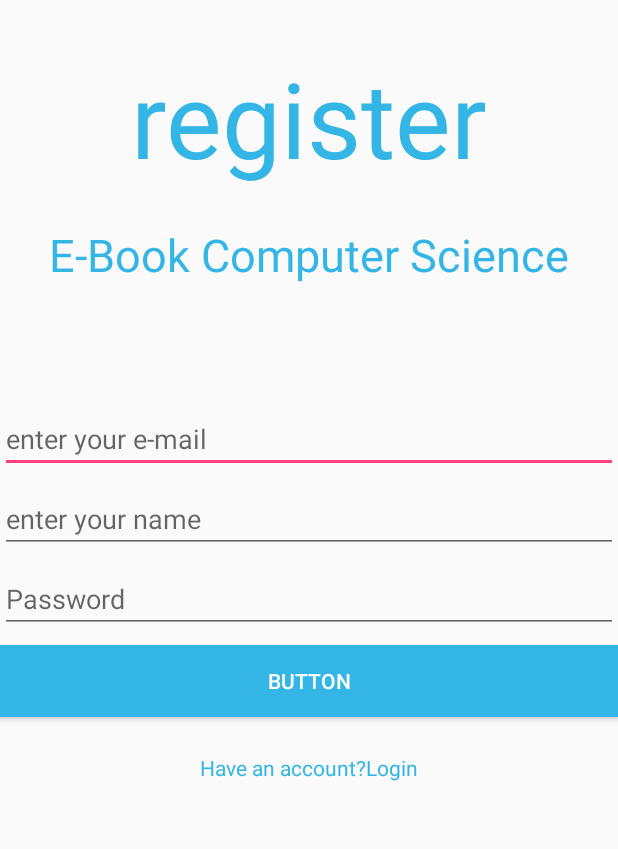
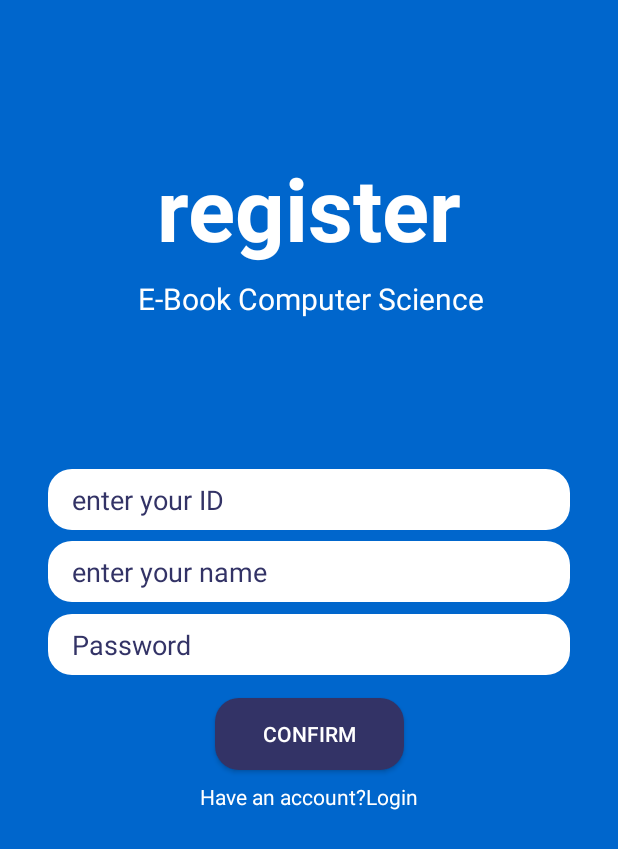
Before and after one commit to kamonlphop/finalproject, an Android app: the register screen opened directly, with no data from a screen before it, on a phone screen of 412 x 824 dp. Shown: the top 849 px of the screen. Run offline under Robolectric (Android 15) with nearby library versions, the phone set to English and light mode, and no system bars.

Commit message:
Ui login register

```diff
--- a/app/build.gradle
+++ b/app/build.gradle
@@ -26,5 +26,6 @@ dependencies {
     })
     compile 'com.android.support:appcompat-v7:25.2.0'
     compile 'com.android.support.constraint:constraint-layout:1.0.2'
+    compile 'com.android.support:design:25.3.0'
     testCompile 'junit:junit:4.12'
 }
--- a/app/src/main/AndroidManifest.xml
+++ b/app/src/main/AndroidManifest.xml
@@ -16,7 +16,11 @@
                 <category android:name="android.intent.category.LAUNCHER" />
             </intent-filter>
         </activity>
-        <activity android:name=".register"></activity>
+        <activity android:name=".register" />
+        <activity
+            android:name=".ebook"
+            android:label="@string/title_activity_ebook"
+            android:theme="@style/AppTheme"></activity>
     </application>
 
 </manifest>
--- /dev/null
+++ b/app/src/main/res/drawable/button_login_from.xml
@@ -0,0 +1,16 @@
+<?xml version="1.0" encoding="utf-8"?>
+<shape  xmlns:android="http://schemas.android.com/apk/res/android"
+    android:shape="rectangle">
+    <solid
+        android:color="@color/button"
+        />
+    <padding
+        android:left="32dp"
+        android:right="32dp"
+
+        />
+    <corners
+        android:radius="16dp"/>
+
+
+</shape>
--- /dev/null
+++ b/app/src/main/res/drawable/edtitext_login_from.xml
@@ -0,0 +1,15 @@
+<?xml version="1.0" encoding="utf-8"?>
+<shape  xmlns:android="http://schemas.android.com/apk/res/android"
+    android:shape="rectangle">
+
+    <solid
+        android:color="@color/white"/>
+    <padding
+        android:left="16dp"
+        android:top="8dp"
+        android:right="16dp"
+        android:bottom="8dp"
+        />
+    <corners
+        android:radius="16dp"/>
+</shape>
--- a/app/src/main/res/layout/activity_register.xml
+++ b/app/src/main/res/layout/activity_register.xml
@@ -4,45 +4,60 @@
     xmlns:tools="http://schemas.android.com/tools"
     android:layout_width="match_parent"
     android:layout_height="match_parent"
+    android:background="@color/www"
     tools:context="comsci.kamonlphop.finalproject.register">
 
     <TextView
         android:id="@+id/textView3"
         android:layout_width="wrap_content"
         android:layout_height="wrap_content"
-        android:layout_marginTop="32dp"
+        android:layout_marginTop="100dp"
         android:text="@string/registername"
-        android:textColor="@android:color/holo_blue_light"
-        android:textSize="@dimen/h1"
+        android:textColor="@android:color/background_light"
+        android:textSize="58sp"
+        android:textStyle="bold"
         app:layout_constraintLeft_toLeftOf="parent"
         app:layout_constraintRight_toRightOf="parent"
-        app:layout_constraintTop_toTopOf="parent" />
+        app:layout_constraintTop_toTopOf="parent"
+        app:layout_constraintHorizontal_bias="0.502" />
 
     <TextView
         android:id="@+id/textView4"
         android:layout_width="wrap_content"
         android:layout_height="wrap_content"
-        android:layout_marginTop="24dp"
+        android:layout_marginTop="8dp"
         android:text="@string/nameproject"
-        android:textColor="@android:color/holo_blue_light"
-        android:textSize="@dimen/h2"
+        android:textColor="@android:color/background_light"
+        android:textSize="20sp"
         app:layout_constraintLeft_toLeftOf="parent"
         app:layout_constraintRight_toRightOf="parent"
-        app:layout_constraintTop_toBottomOf="@+id/textView3" />
+        app:layout_constraintTop_toBottomOf="@+id/textView3"
+        app:layout_constraintHorizontal_bias="0.506" />
 
     <LinearLayout
         android:layout_width="0dp"
         android:layout_height="238dp"
         android:orientation="horizontal"
+        tools:layout_editor_absoluteX="8dp"
         tools:layout_editor_absoluteY="8dp"
-        tools:layout_editor_absoluteX="8dp"></LinearLayout>
+        android:id="@+id/linearLayout"></LinearLayout>
+
 
     <EditText
         android:id="@+id/editText3"
         android:layout_width="0dp"
         android:layout_height="wrap_content"
-        android:layout_marginTop="80dp"
-        android:hint="enter your e-mail"
+        android:layout_marginEnd="32dp"
+        android:layout_marginLeft="32dp"
+        android:layout_marginRight="32dp"
+        android:layout_marginStart="32dp"
+        android:layout_marginTop="100dp"
+        android:background="@drawable/edtitext_login_from"
+
+
+        android:hint="enter your ID"
+        android:textColorHint="@color/button"
+        app:layout_constraintHorizontal_bias="0.0"
         app:layout_constraintLeft_toLeftOf="parent"
         app:layout_constraintRight_toRightOf="parent"
         app:layout_constraintTop_toBottomOf="@+id/textView4" />
@@ -51,11 +66,17 @@
         android:id="@+id/editText5"
         android:layout_width="0dp"
         android:layout_height="wrap_content"
-        android:layout_marginTop="8dp"
+        android:layout_marginTop="7dp"
         android:hint="enter your name"
+        android:textColorHint="@color/button"
+        android:layout_marginLeft="32dp"
+        android:layout_marginRight="32dp"
+        android:background="@drawable/edtitext_login_from"
         app:layout_constraintLeft_toLeftOf="parent"
         app:layout_constraintRight_toRightOf="parent"
-        app:layout_constraintTop_toBottomOf="@+id/editText3" />
+        app:layout_constraintTop_toBottomOf="@+id/editText3"
+        android:layout_marginStart="32dp"
+        android:layout_marginEnd="32dp" />
 
     <EditText
         android:id="@+id/editText6"
@@ -64,18 +85,27 @@
         android:layout_marginTop="8dp"
         android:hint="Password"
         android:inputType="textPassword"
+        android:textColorHint="@color/button"
+        android:layout_marginLeft="32dp"
+        android:layout_marginRight="32dp"
+        android:background="@drawable/edtitext_login_from"
         app:layout_constraintLeft_toLeftOf="parent"
         app:layout_constraintRight_toRightOf="parent"
-        app:layout_constraintTop_toBottomOf="@+id/editText5" />
+        app:layout_constraintTop_toBottomOf="@+id/editText5"
+        android:layout_marginStart="32dp"
+        android:layout_marginEnd="32dp"
+        app:layout_constraintHorizontal_bias="0.0" />
 
     <Button
         android:id="@+id/button"
-        android:layout_width="0dp"
+        android:layout_width="wrap_content"
         android:layout_height="wrap_content"
-        android:layout_marginTop="8dp"
-        android:background="@android:color/holo_blue_light"
-        android:text="Button"
-        android:textColor="@android:color/background_light"
+        android:layout_marginTop="15dp"
+        android:background="@drawable/button_login_from"
+        android:backgroundTint="@color/button"
+        android:text="Confirm"
+        android:textColor="@color/white"
+        android:textColorHint="@color/white"
         app:layout_constraintLeft_toLeftOf="parent"
         app:layout_constraintRight_toRightOf="parent"
         app:layout_constraintTop_toBottomOf="@+id/editText6" />
@@ -84,16 +114,16 @@
         android:id="@+id/backtomain"
         android:layout_width="wrap_content"
         android:layout_height="wrap_content"
+        android:layout_marginEnd="8dp"
         android:layout_marginLeft="8dp"
         android:layout_marginRight="8dp"
-        android:layout_marginTop="24dp"
+        android:layout_marginStart="8dp"
         android:onClick="clickbackmain"
         android:text="@string/haveregister"
-        android:textColor="@android:color/holo_blue_light"
+        android:textColor="@color/white"
         app:layout_constraintLeft_toLeftOf="parent"
         app:layout_constraintRight_toRightOf="parent"
-        app:layout_constraintTop_toBottomOf="@+id/button"
-        android:layout_marginStart="8dp"
-        android:layout_marginEnd="8dp" />
+        android:layout_marginTop="8dp"
+        app:layout_constraintTop_toBottomOf="@+id/button" />
 
 </android.support.constraint.ConstraintLayout>
--- a/app/src/main/res/values/colors.xml
+++ b/app/src/main/res/values/colors.xml
@@ -1,6 +1,10 @@
 <?xml version="1.0" encoding="utf-8"?>
 <resources>
-    <color name="colorPrimary">#3F51B5</color>
-    <color name="colorPrimaryDark">#303F9F</color>
-    <color name="colorAccent">#FF4081</color>
+    <color name="colorPrimary">#3f51b5</color>
+    <color name="colorPrimaryDark">#303f9f</color>
+    <color name="colorAccent">#ff4081</color>
+    <color name="white">#ffffff</color>
+    <color name="www">#0066cc</color>
+    <color name="button">#333366</color>
+
 </resources>
--- /dev/null
+++ b/app/src/main/res/values/dimens.xml
@@ -0,0 +1,3 @@
+<resources>
+    <dimen name="fab_margin">16dp</dimen>
+</resources>
--- /dev/null
+++ b/app/src/main/res/values/drawable.xml
@@ -0,0 +1,2 @@
+<?xml version="1.0" encoding="utf-8"?>
+<resources></resources>
--- a/app/src/main/res/values/strings.xml
+++ b/app/src/main/res/values/strings.xml
@@ -7,4 +7,5 @@
     <string name="forget">forgot?</string>
     <string name="register">Donot have a account?</string>
     <string name="haveregister">Have an account?Login</string>
+    <string name="title_activity_ebook">ebook</string>
 </resources>
--- a/app/src/main/res/values/styles.xml
+++ b/app/src/main/res/values/styles.xml
@@ -7,7 +7,12 @@
         <item name="colorPrimaryDark">@color/colorPrimaryDark</item>
         <item name="colorAccent">@color/colorAccent</item>
     </style>
+
     <dimen name="h1">70sp</dimen>
     <dimen name="h2">30sp</dimen>
     <dimen name="magin">15dp</dimen>
+
+    <style name="AppTheme.AppBarOverlay" parent="ThemeOverlay.AppCompat.Dark.ActionBar" />
+
+    <style name="AppTheme.PopupOverlay" parent="ThemeOverlay.AppCompat.Light" />
 </resources>
```
Also changed, not shown: app/src/main/java/comsci/kamonlphop/finalproject/ebook.java (added, +29 -0 lines), app/src/main/res/layout/activity_ebook.xml (added, +33 -0 lines), app/src/main/res/layout/activity_main.xml (+33 -20 lines), app/src/main/res/layout/content_ebook.xml (added, +11 -0 lines).
